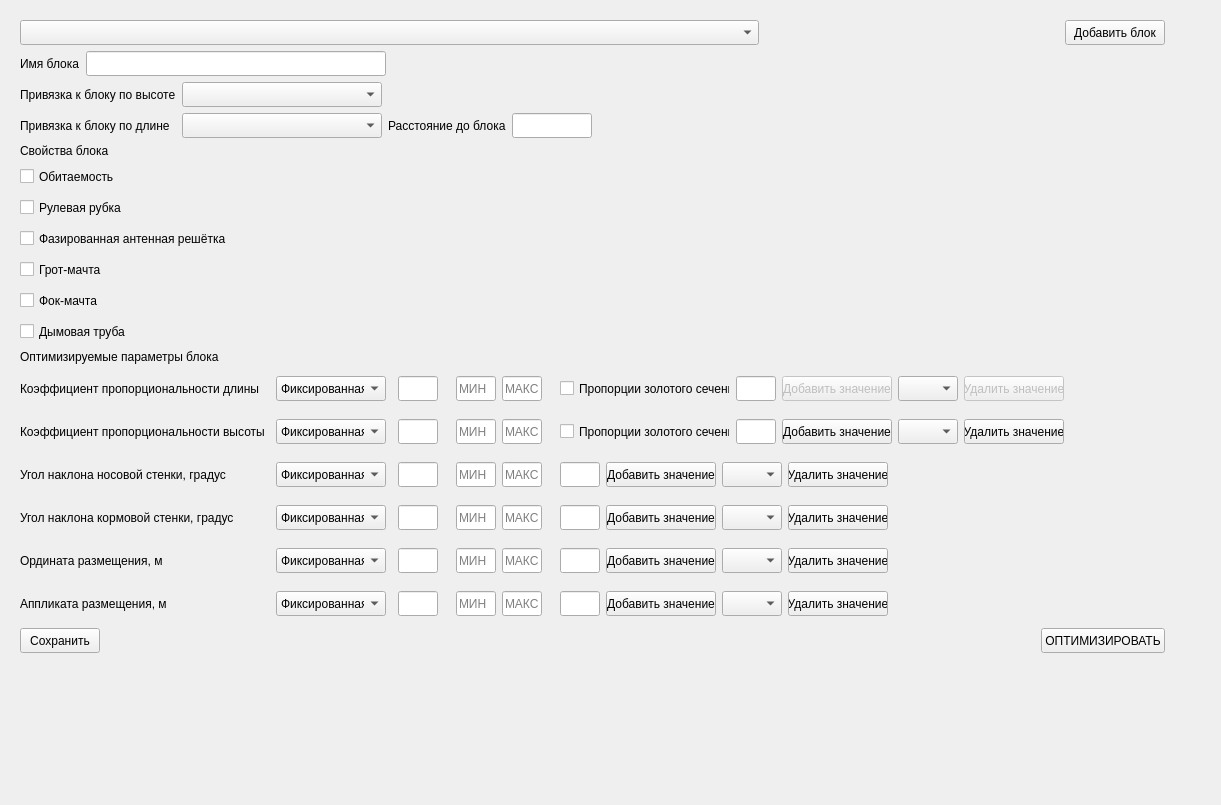
Above: source/gui/enteringblocks.ui from baseoleph/secad before the change. Below: the same form after it.
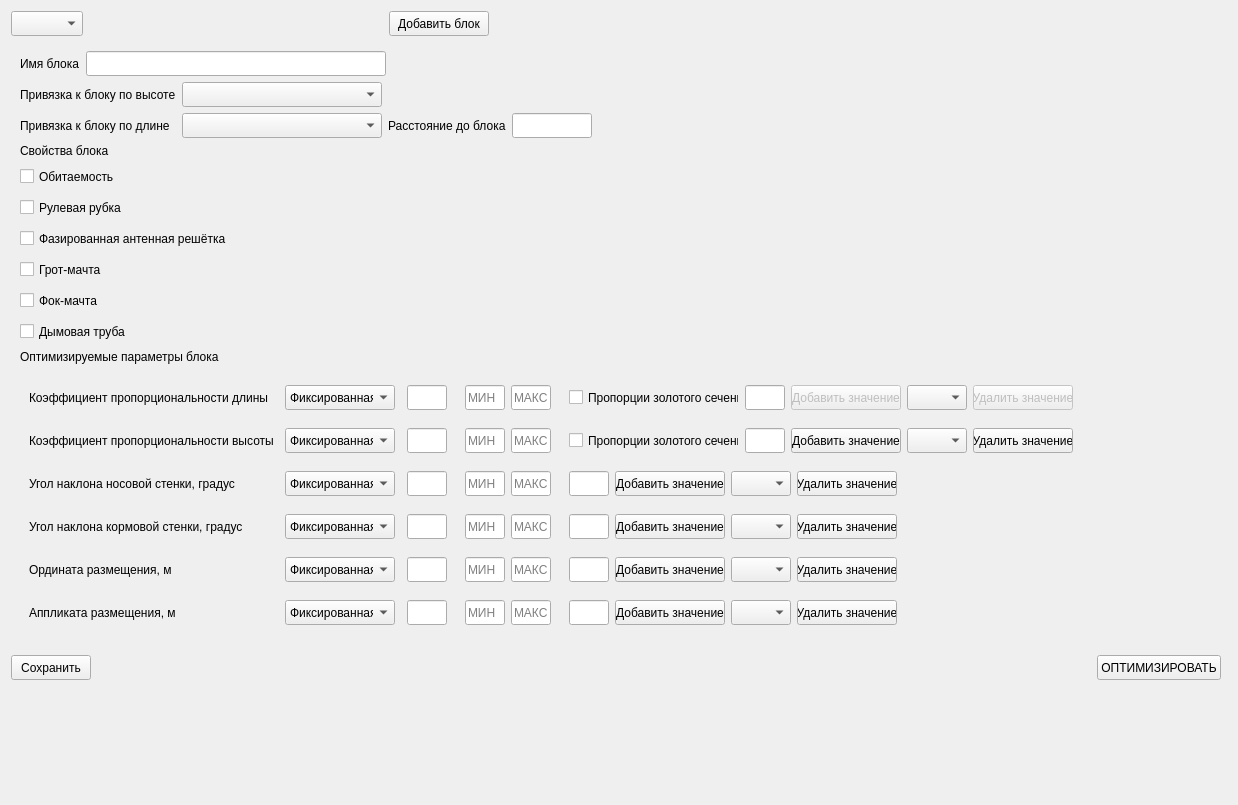
That is the form after the change.

Diff of the .ui file:
```diff
--- a/source/gui/enteringblocks.ui
+++ b/source/gui/enteringblocks.ui
@@ -14,7 +14,7 @@
    <string>Form</string>
   </property>
   <layout class="QFormLayout" name="formLayout">
-   <item row="0" column="0">
+   <item row="1" column="0">
     <widget class="QWidget" name="widget_block" native="true">
      <property name="maximumSize">
       <size>
@@ -23,73 +23,6 @@
       </size>
      </property>
      <layout class="QVBoxLayout" name="verticalLayout">
-      <item>
-       <layout class="QHBoxLayout" name="horizontalLayout_12">
-        <item>
-         <widget class="QComboBox" name="comboBox_blocks">
-          <property name="sizePolicy">
-           <sizepolicy hsizetype="Preferred" vsizetype="Preferred">
-            <horstretch>0</horstretch>
-            <verstretch>0</verstretch>
-           </sizepolicy>
-          </property>
-          <property name="minimumSize">
-           <size>
-            <width>0</width>
-            <height>25</height>
-           </size>
-          </property>
-          <property name="maximumSize">
-           <size>
-            <width>16777215</width>
-            <height>25</height>
-           </size>
-          </property>
-         </widget>
-        </item>
-        <item>
-         <spacer name="horizontalSpacer_3">
-          <property name="orientation">
-           <enum>Qt::Horizontal</enum>
-          </property>
-          <property name="sizeType">
-           <enum>QSizePolicy::Fixed</enum>
-          </property>
-          <property name="sizeHint" stdset="0">
-           <size>
-            <width>300</width>
-            <height>20</height>
-           </size>
-          </property>
-         </spacer>
-        </item>
-        <item>
-         <widget class="QPushButton" name="pushButton_addBlock">
-          <property name="sizePolicy">
-           <sizepolicy hsizetype="Preferred" vsizetype="Fixed">
-            <horstretch>0</horstretch>
-            <verstretch>0</verstretch>
-           </sizepolicy>
-          </property>
-          <property name="minimumSize">
-           <size>
-            <width>100</width>
-            <height>25</height>
-           </size>
-          </property>
-          <property name="maximumSize">
-           <size>
-            <width>100</width>
-            <height>25</height>
-           </size>
-          </property>
-          <property name="text">
-           <string>Добавить блок</string>
-          </property>
-         </widget>
-        </item>
-       </layout>
-      </item>
       <item>
        <layout class="QHBoxLayout" name="horizontalLayout">
         <item>
@@ -410,6 +343,7 @@
        </widget>
       </item>
       <item>
+       <widget class="QWidget" name="widget" native="true">
        <layout class="QGridLayout" name="gridLayout">
         <item row="1" column="0">
          <layout class="QHBoxLayout" name="horizontalLayout_13">
@@ -2154,8 +2088,105 @@
          </layout>
         </item>
        </layout>
+       </widget>
       </item>
+     </layout>
+    </widget>
+   </item>
+   <item row="1" column="1">
+    <spacer name="horizontalSpacer_7">
+     <property name="orientation">
+      <enum>Qt::Horizontal</enum>
+     </property>
+     <property name="sizeHint" stdset="0">
+      <size>
+       <width>40</width>
+       <height>20</height>
+      </size>
+     </property>
+    </spacer>
+   </item>
+   <item row="3" column="0">
+    <spacer name="verticalSpacer">
+     <property name="orientation">
+      <enum>Qt::Vertical</enum>
+     </property>
+     <property name="sizeHint" stdset="0">
+      <size>
+       <width>20</width>
+       <height>40</height>
+      </size>
+     </property>
+    </spacer>
+   </item>
+   <item row="0" column="0">
+    <layout class="QHBoxLayout" name="horizontalLayout_12">
       <item>
+      <widget class="QComboBox" name="comboBox_blocks">
+       <property name="sizePolicy">
+        <sizepolicy hsizetype="Preferred" vsizetype="Preferred">
+         <horstretch>0</horstretch>
+         <verstretch>0</verstretch>
+        </sizepolicy>
+       </property>
+       <property name="minimumSize">
+        <size>
+         <width>0</width>
+         <height>25</height>
+        </size>
+       </property>
+       <property name="maximumSize">
+        <size>
+         <width>16777215</width>
+         <height>25</height>
+        </size>
+       </property>
+      </widget>
+     </item>
+     <item>
+      <spacer name="horizontalSpacer_3">
+       <property name="orientation">
+        <enum>Qt::Horizontal</enum>
+       </property>
+       <property name="sizeType">
+        <enum>QSizePolicy::Fixed</enum>
+       </property>
+       <property name="sizeHint" stdset="0">
+        <size>
+         <width>300</width>
+         <height>20</height>
+        </size>
+       </property>
+      </spacer>
+     </item>
+     <item>
+      <widget class="QPushButton" name="pushButton_addBlock">
+       <property name="sizePolicy">
+        <sizepolicy hsizetype="Preferred" vsizetype="Fixed">
+         <horstretch>0</horstretch>
+         <verstretch>0</verstretch>
+        </sizepolicy>
+       </property>
+       <property name="minimumSize">
+        <size>
+         <width>100</width>
+         <height>25</height>
+        </size>
+       </property>
+       <property name="maximumSize">
+        <size>
+         <width>100</width>
+         <height>25</height>
+        </size>
+       </property>
+       <property name="text">
+        <string>Добавить блок</string>
+       </property>
+      </widget>
+     </item>
+    </layout>
+   </item>
+   <item row="2" column="0">
        <layout class="QHBoxLayout" name="horizontalLayout_38">
         <item>
          <widget class="QPushButton" name="pushButton_saveEnteringData">
@@ -2227,35 +2258,6 @@
          </widget>
         </item>
        </layout>
-      </item>
-     </layout>
-    </widget>
-   </item>
-   <item row="0" column="1">
-    <spacer name="horizontalSpacer_7">
-     <property name="orientation">
-      <enum>Qt::Horizontal</enum>
-     </property>
-     <property name="sizeHint" stdset="0">
-      <size>
-       <width>40</width>
-       <height>20</height>
-      </size>
-     </property>
-    </spacer>
-   </item>
-   <item row="1" column="0">
-    <spacer name="verticalSpacer">
-     <property name="orientation">
-      <enum>Qt::Vertical</enum>
-     </property>
-     <property name="sizeHint" stdset="0">
-      <size>
-       <width>20</width>
-       <height>40</height>
-      </size>
-     </property>
-    </spacer>
    </item>
   </layout>
  </widget>
```
Lines whose indentation alone changed are shown as unchanged.
